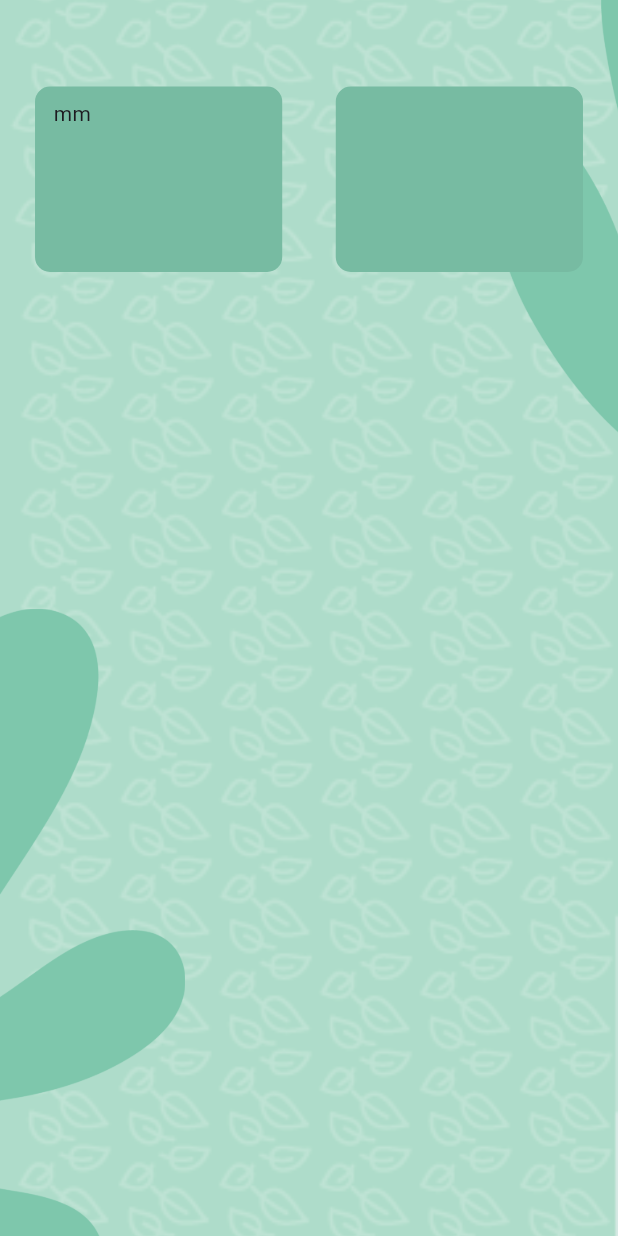
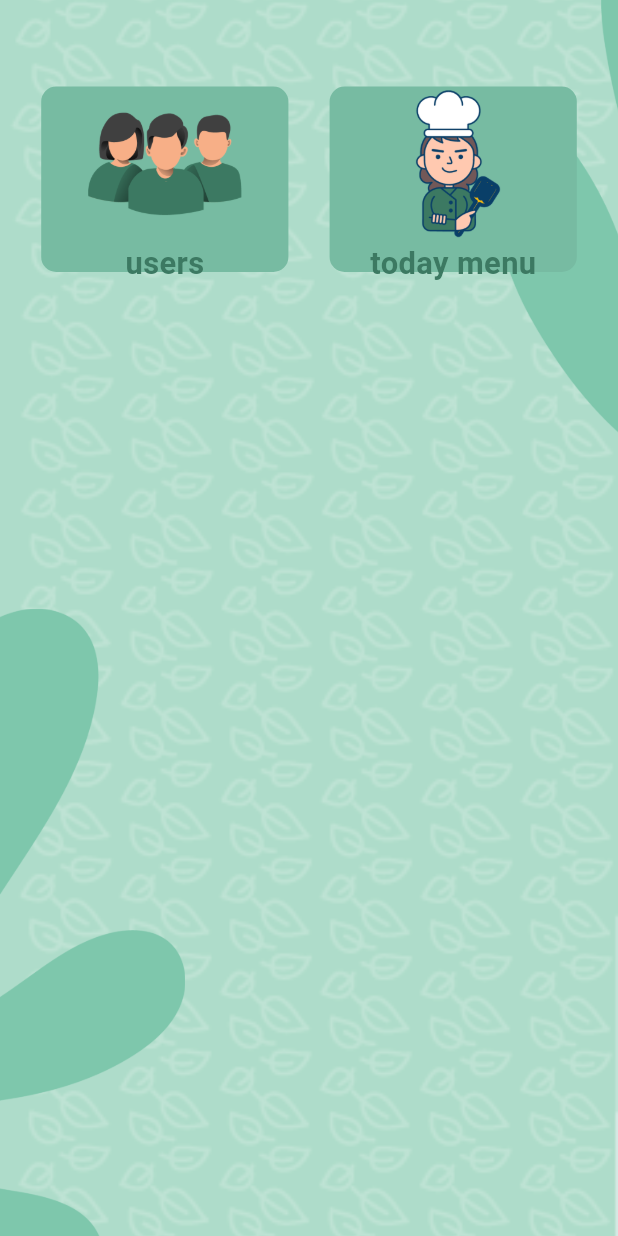
Before and after one commit to mrnipundilshan/Canteen_App_Admin, a Flutter app: the toolspage screen opened directly, on a phone screen of 412 x 824 dp. Run offline on Flutter 3.47's test engine with Material 3 defaults, Android fonts, the light colour scheme and no system bars; our stand-ins replace shared_preferences; accounts and stored records are empty.

Commit message:
admin section

```diff
--- a/lib/admintools.dart
+++ b/lib/admintools.dart
@@ -1,5 +1,6 @@
 import 'package:canteen/backgrounds/signup_bg.dart';
 import 'package:flutter/material.dart';
+import 'package:flutter/widgets.dart';
 
 class toolspage extends StatefulWidget {
   const toolspage({super.key});
@@ -9,6 +10,8 @@ class toolspage extends StatefulWidget {
 }
 
 class _toolspageState extends State<toolspage> {
+  String imagename = '';
+  String gridname = '';
   @override
   Widget build(BuildContext context) {
     Size size = MediaQuery.of(context).size;
@@ -22,41 +25,14 @@ class _toolspageState extends State<toolspage> {
           Row(
             mainAxisAlignment: MainAxisAlignment.spaceEvenly,
             children: <Widget>[
-              Container(
-                width: size.width * 0.4,
-                height: size.height * 0.15,
-                padding: EdgeInsets.only(
-                    left: size.width * 0.03,
-                    top: size.width * 0.02,
-                    bottom: size.width * 0.02,
-                    right: size.width * 0.03),
-                margin: EdgeInsets.only(
-                    left: size.width * 0.03,
-                    bottom: size.width * 0.03,
-                    right: size.width * 0.03),
-                decoration: BoxDecoration(
-                  color: const Color.fromRGBO(119, 187, 162, 1.0),
-                  borderRadius: BorderRadius.circular(10.0),
-                ),
-                child: Text("mm"),
-              ),
-              Container(
-                width: size.width * 0.4,
-                height: size.height * 0.15,
-                padding: EdgeInsets.only(
-                    left: size.width * 0.03,
-                    top: size.width * 0.02,
-                    bottom: size.width * 0.02,
-                    right: size.width * 0.03),
-                margin: EdgeInsets.only(
-                    left: size.width * 0.03,
-                    bottom: size.width * 0.03,
-                    right: size.width * 0.03),
-                decoration: BoxDecoration(
-                  color: const Color.fromRGBO(119, 187, 162, 1.0),
-                  borderRadius: BorderRadius.circular(10.0),
-                ),
-              ),
+              grid(
+                  size: size,
+                  imagename: "assets/menuicons/users.png",
+                  gridname: "Users"),
+              grid(
+                  size: size,
+                  imagename: "assets/menuicons/menu.png",
+                  gridname: "Today menu"),
             ],
           )
         ]),
@@ -64,3 +40,57 @@ class _toolspageState extends State<toolspage> {
     );
   }
 }
+
+class grid extends StatelessWidget {
+  const grid({
+    super.key,
+    required this.size,
+    required this.imagename,
+    required this.gridname,
+  });
+
+  final Size size;
+  final String imagename;
+  final String gridname;
+
+  @override
+  Widget build(BuildContext context) {
+    return Stack(children: [
+      Container(
+        alignment: Alignment.center,
+        width: size.width * 0.4,
+        height: size.height * 0.15,
+        decoration: BoxDecoration(
+          color: const Color.fromRGBO(119, 187, 162, 1.0),
+          borderRadius: BorderRadius.circular(10.0),
+        ),
+        child: Column(
+          mainAxisAlignment: MainAxisAlignment.center,
+          children: [
+            Image.asset(
+              imagename.toLowerCase(),
+              width: size.width * 0.25,
+            ),
+            Text(
+              gridname.toLowerCase(),
+              style: TextStyle(
+                  fontSize: size.width * 0.05,
+                  fontWeight: FontWeight.bold,
+                  color: const Color.fromRGBO(60, 121, 98, 1.0)),
+            )
+          ],
+        ),
+      ),
+      Positioned.fill(
+        child: Material(
+          color: Colors.transparent,
+          child: InkWell(
+            borderRadius: BorderRadius.circular(10),
+            splashColor: Colors.black12,
+            onTap: () {},
+          ),
+        ),
+      ),
+    ]);
+  }
+}
--- a/lib/main.dart
+++ b/lib/main.dart
@@ -1,3 +1,5 @@
+import 'package:canteen/admintools.dart';
+import 'package:canteen/config/config.dart';
 import 'package:canteen/loginpage.dart';
 
 import 'package:flutter/material.dart';
@@ -21,7 +23,7 @@ class MyApp extends StatelessWidget {
       )),
       title: "Canteen App",
       debugShowCheckedModeBanner: false,
-      home: const login(),
+      home: toolspage(),
     );
   }
 }
--- a/pubspec.yaml
+++ b/pubspec.yaml
@@ -40,6 +40,10 @@ dependencies:
   jwt_decoder: ^2.0.1
   provider: ^6.1.2
   giffy_dialog: ^2.1.0
+  flutter_app_name: ^0.1.1
+
+flutter_app_name:
+  name: "Admin"
 
 dev_dependencies:
   flutter_test:
```
Also changed, not shown: assets/menuicons/Screenshot_1721199119.png (deleted), assets/menuicons/Screenshot_1721199127.png (deleted), assets/menuicons/deliver.png, assets/menuicons/delivered.png, assets/menuicons/menu.png, assets/menuicons/orders.png, assets/menuicons/users.png, pubspec.lock, 5 other files.
